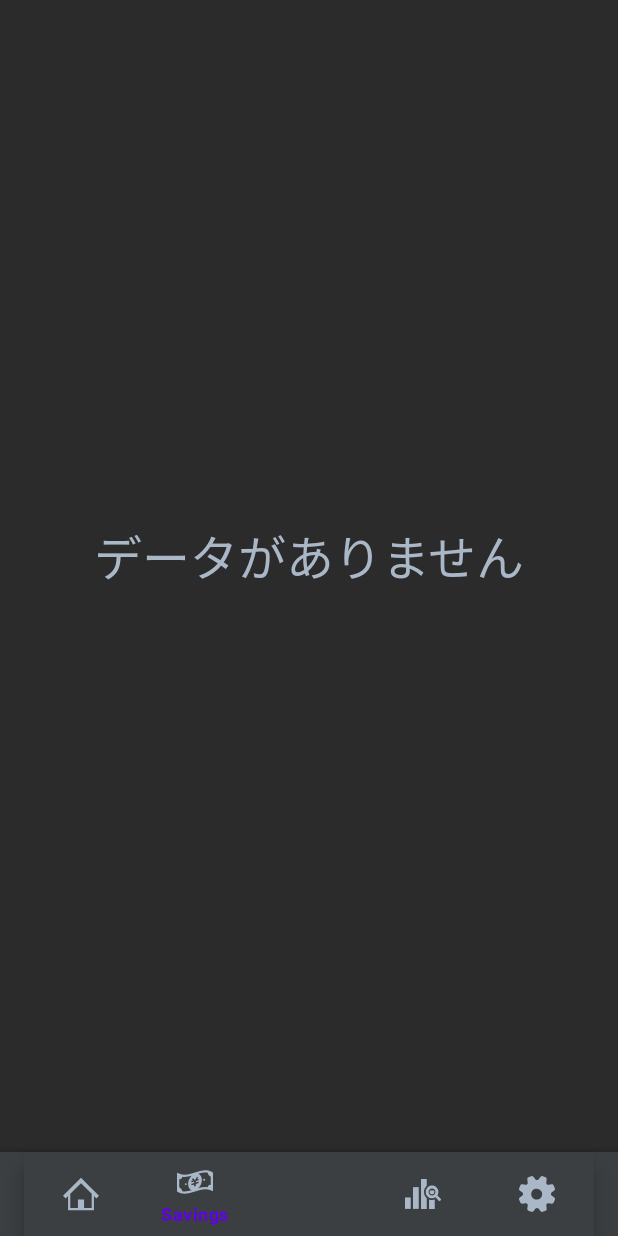
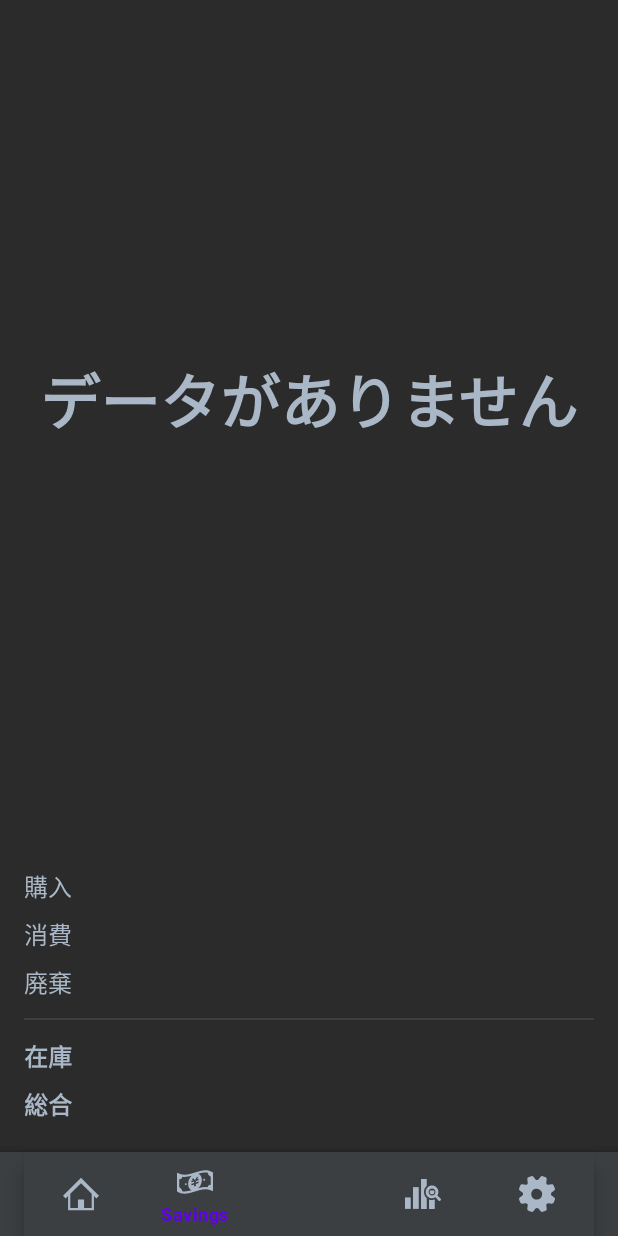
Before and after one commit to 3tuk1/AndroidAppInv, an Android app: the PieChartFragment screen opened directly, with no data from a screen before it, on a phone screen of 412 x 824 dp. Run offline under Robolectric (Android 15) with nearby library versions, the light colour scheme and no system bars; our stand-ins replace Room's generated code; network calls fail.

Commit message:
Add pie chart summary feature; implement data structure, UI updates, and color scheme

```diff
--- a/app/src/main/java/com/inv/inventryapp/view/chart/PieChartView.kt
+++ b/app/src/main/java/com/inv/inventryapp/view/chart/PieChartView.kt
@@ -17,32 +17,51 @@ class PieChartView @JvmOverloads constructor(
     private val paint = Paint(Paint.ANTI_ALIAS_FLAG)
     private val rectF = RectF()
     private var data: List<Float> = emptyList()
+
+    // ▼▼▼ 新しい配色を読み込むように変更 ▼▼▼
     private var colors: List<Int> = listOf(
-        context.getColor(R.color.pie_color_1),
-        context.getColor(R.color.pie_color_2),
-        context.getColor(R.color.pie_color_3),
-        context.getColor(R.color.pie_color_4),
-        context.getColor(R.color.pie_color_5),
-        context.getColor(R.color.pie_color_6)
+        context.getColor(R.color.pie_color_purchase),
+        context.getColor(R.color.pie_color_consumption),
+        context.getColor(R.color.pie_color_disposal),
+        context.getColor(R.color.pie_color_other)
     )
+
     private val holePaint = Paint(Paint.ANTI_ALIAS_FLAG).apply {
         color = context.getColor(R.color.intellij_background)
     }
-    private var holeRadiusRatio = 0.5f // 中央の穴の半径の割合
+    private var holeRadiusRatio = 0.6f // 中央の穴を少し大きく
+
     private val textPaint = Paint(Paint.ANTI_ALIAS_FLAG).apply {
         color = context.getColor(R.color.intellij_text_primary)
         textAlign = Paint.Align.CENTER
-        textSize = 48f
+        textSize = 60f // メインテキストを大きく
+        isFakeBoldText = true
+    }
+    private val subTextPaint = Paint(Paint.ANTI_ALIAS_FLAG).apply {
+        color = context.getColor(R.color.intellij_text_hint)
+        textAlign = Paint.Align.CENTER
+        textSize = 40f
     }
     private val valueTextPaint = Paint(Paint.ANTI_ALIAS_FLAG).apply {
         color = Color.WHITE
         textAlign = Paint.Align.CENTER
-        textSize = 40f
+        textSize = 36f
     }
 
-    fun setData(data: List<Float>) {
+    private var centerText: String = "0円"
+    private var centerSubText: String = "今月の合計"
+    private val textBounds = Rect()
+
+    fun setData(data: List<Float>, dataColors: List<Int>? = null) {
         this.data = data
-        invalidate() // データをセットしたら再描画
+        dataColors?.let { this.colors = it }
+        invalidate()
+    }
+
+    fun setCenterText(mainText: String, subText: String) {
+        this.centerText = mainText
+        this.centerSubText = subText
+        invalidate()
     }
 
     override fun onDraw(canvas: Canvas) {
@@ -57,7 +76,7 @@ class PieChartView @JvmOverloads constructor(
         }
 
         val total = data.sum()
-        val radius = Math.min(width, height) / 2f
+        val radius = Math.min(width, height) / 2f * 0.9f // 少しパディング
 
         rectF.set(centerX - radius, centerY - radius, centerX + radius, centerY + radius)
 
@@ -71,21 +90,17 @@ class PieChartView @JvmOverloads constructor(
                 paint.color = colors[index % colors.size]
                 canvas.drawArc(rectF, startAngle, sweepAngle, true, paint)
 
-                // Draw value text
-                val textAngle = Math.toRadians((startAngle + sweepAngle / 2).toDouble())
-                val textRadius = radius * (holeRadiusRatio + (1 - holeRadiusRatio) / 2)
-                val textX = centerX + (textRadius * Math.cos(textAngle)).toFloat()
-                val textY = centerY + (textRadius * Math.sin(textAngle)).toFloat()
-                val text = value.toInt().toString()
-                val bounds = Rect()
-                valueTextPaint.getTextBounds(text, 0, text.length, bounds)
-                canvas.drawText(text, textX, textY + bounds.height() / 2, valueTextPaint)
-
                 startAngle += sweepAngle
             }
         }
 
         // 中央の穴を描画
         canvas.drawCircle(centerX, centerY, radius * holeRadiusRatio, holePaint)
+
+        // 中央のテキストを描画
+        textPaint.getTextBounds(centerText, 0, centerText.length, textBounds)
+        canvas.drawText(centerText, centerX, centerY - textBounds.height() / 2 + 20, textPaint)
+        subTextPaint.getTextBounds(centerSubText, 0, centerSubText.length, textBounds)
+        canvas.drawText(centerSubText, centerX, centerY + textBounds.height() + 30, subTextPaint)
     }
 }
--- a/app/src/main/java/com/inv/inventryapp/viewmodel/PieChartViewModel.kt
+++ b/app/src/main/java/com/inv/inventryapp/viewmodel/PieChartViewModel.kt
@@ -5,6 +5,7 @@ import androidx.lifecycle.AndroidViewModel
 import androidx.lifecycle.LiveData
 import androidx.lifecycle.MutableLiveData
 import androidx.lifecycle.switchMap
+import com.inv.inventryapp.model.dto.PieChartSummary
 import com.inv.inventryapp.repository.HistoryRepository
 import com.inv.inventryapp.repository.ProductRepository
 import com.inv.inventryapp.usecase.PieChartDataUseCase
@@ -19,7 +20,8 @@ class PieChartViewModel(application: Application) : AndroidViewModel(application
 
     private val _currentMonth = MutableLiveData<String>()
 
-    val pieData: LiveData<List<Float>> = _currentMonth.switchMap { month ->
+    // LiveDataの型を PieChartSummary に変更
+    val pieChartSummary: LiveData<PieChartSummary> = _currentMonth.switchMap { month ->
         pieChartDataUseCase.execute(month)
     }
 
--- a/app/src/main/res/layout/fragment_pie_chart.xml
+++ b/app/src/main/res/layout/fragment_pie_chart.xml
@@ -1,13 +1,101 @@
 <?xml version="1.0" encoding="utf-8"?>
-<FrameLayout xmlns:android="http://schemas.android.com/apk/res/android"
+<LinearLayout xmlns:android="http://schemas.android.com/apk/res/android"
     xmlns:tools="http://schemas.android.com/tools"
     android:layout_width="match_parent"
     android:layout_height="match_parent"
+    android:orientation="vertical"
+    android:background="@color/intellij_background"
+    android:padding="16dp"
     tools:context=".view.chart.PieChartFragment">
 
     <com.inv.inventryapp.view.chart.PieChartView
         android:id="@+id/pie_chart_view"
         android:layout_width="match_parent"
-        android:layout_height="match_parent" />
+        android:layout_height="0dp"
+        android:layout_weight="1" />
 
-</FrameLayout>
+    <TableLayout
+        android:id="@+id/summary_table"
+        android:layout_width="match_parent"
+        android:layout_height="wrap_content"
+        android:layout_marginTop="24dp"
+        android:stretchColumns="1">
+
+        <TableRow android:paddingVertical="4dp">
+            <TextView
+                android:text="購入"
+                android:textColor="@color/intellij_text_primary"
+                android:textSize="16sp" />
+            <TextView
+                android:id="@+id/text_purchase_total"
+                android:gravity="end"
+                android:textColor="@color/intellij_text_primary"
+                android:textSize="16sp"
+                tools:text="2,000円" />
+        </TableRow>
+
+        <TableRow android:paddingVertical="4dp">
+            <TextView
+                android:text="消費"
+                android:textColor="@color/intellij_text_primary"
+                android:textSize="16sp" />
+            <TextView
+                android:id="@+id/text_consumption_total"
+                android:gravity="end"
+                android:textColor="@color/intellij_text_primary"
+                android:textSize="16sp"
+                tools:text="1,000円" />
+        </TableRow>
+
+        <TableRow android:paddingVertical="4dp">
+            <TextView
+                android:text="廃棄"
+                android:textColor="@color/intellij_text_primary"
+                android:textSize="16sp" />
+            <TextView
+                android:id="@+id/text_disposal_total"
+                android:gravity="end"
+                android:textColor="@color/intellij_text_primary"
+                android:textSize="16sp"
+                tools:text="500円" />
+        </TableRow>
+
+        <View
+            android:layout_width="match_parent"
+            android:layout_height="1dp"
+            android:layout_marginVertical="8dp"
+            android:background="@color/intellij_surface" />
+
+        <TableRow android:paddingVertical="4dp">
+            <TextView
+                android:text="在庫"
+                android:textStyle="bold"
+                android:textColor="@color/intellij_text_primary"
+                android:textSize="16sp" />
+            <TextView
+                android:id="@+id/text_stock_total"
+                android:gravity="end"
+                android:textStyle="bold"
+                android:textColor="@color/intellij_text_primary"
+                android:textSize="16sp"
+                tools:text="500円" />
+        </TableRow>
+
+        <TableRow android:paddingVertical="4dp">
+            <TextView
+                android:text="総合"
+                android:textStyle="bold"
+                android:textColor="@color/intellij_text_primary"
+                android:textSize="16sp" />
+            <TextView
+                android:id="@+id/text_overall_total"
+                android:gravity="end"
+                android:textStyle="bold"
+                android:textColor="@color/intellij_text_primary"
+                android:textSize="16sp"
+                tools:text="2,000円" />
+        </TableRow>
+
+    </TableLayout>
+
+</LinearLayout>
--- a/app/src/main/res/values/colors.xml
+++ b/app/src/main/res/values/colors.xml
@@ -12,10 +12,16 @@
     <color name="intellij_text_primary">#A9B7C6</color>
     <color name="intellij_text_hint">#808080</color>
     <color name="intellij_button_text">#FFFFFF</color>
+
     <color name="pie_color_1">#82B1FF</color>
     <color name="pie_color_2">#B2FF59</color>
     <color name="pie_color_3">#FFD180</color>
     <color name="pie_color_4">#FF8A80</color>
     <color name="pie_color_5">#EA80FC</color>
     <color name="pie_color_6">#FFFF8D</color>
+
+    <color name="pie_color_purchase">#4A90E2</color>
+    <color name="pie_color_consumption">#F5A623</color>
+    <color name="pie_color_disposal">#D0021B</color>
+    <color name="pie_color_other">#777777</color>
 </resources>
```
Also changed, not shown: app/src/main/java/com/inv/inventryapp/model/dto/PieChartSummary.kt (added, +12 -0 lines), app/src/main/java/com/inv/inventryapp/usecase/PieChartDataUseCase.java (+57 -31 lines), app/src/main/java/com/inv/inventryapp/view/chart/PieChartFragment.kt (+35 -3 lines).
